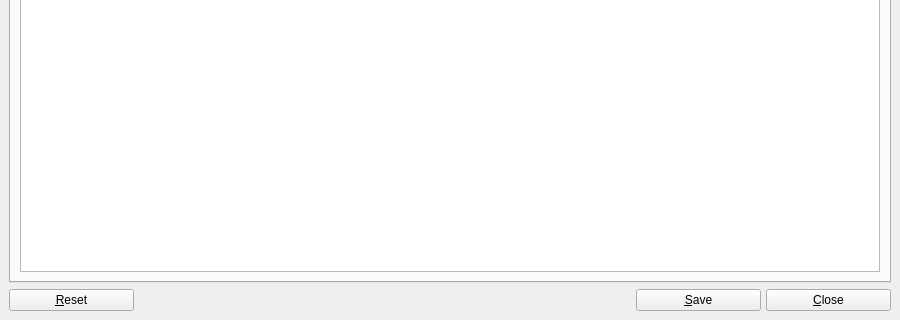
The window that UI/biblioteq_otheroptions.ui (textbrowser/biblioteq) describes before a commit, drawn with Qt 5; both pictures show x 0 to 900 and y 480 to 800 of the 900 by 800 pixel window.
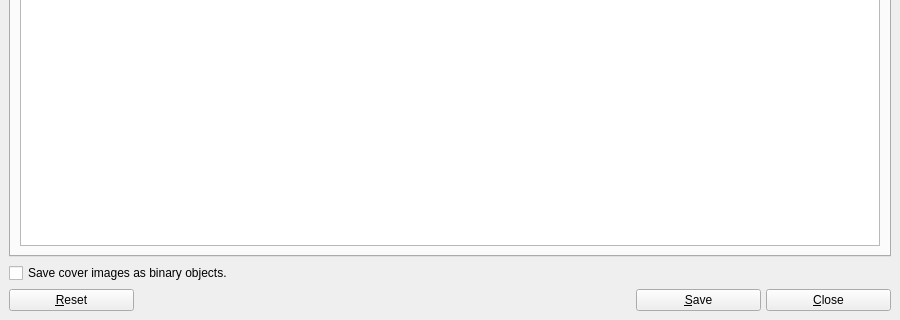
The same window after the commit. Icons and pictures are not drawn. Custom widgets are drawn as their Qt base class.

What changed in the file:
```diff
--- a/UI/biblioteq_otheroptions.ui
+++ b/UI/biblioteq_otheroptions.ui
@@ -1249,6 +1249,13 @@
       </widget>
      </widget>
     </item>
+    <item>
+     <widget class="QCheckBox" name="save_cover_images_as_binary">
+      <property name="text">
+       <string>Save cover images as binary objects.</string>
+      </property>
+     </widget>
+    </item>
     <item>
      <layout class="QHBoxLayout">
       <property name="spacing">
```
Left out of the diff: 1 changed line with no effect on the pictures.
